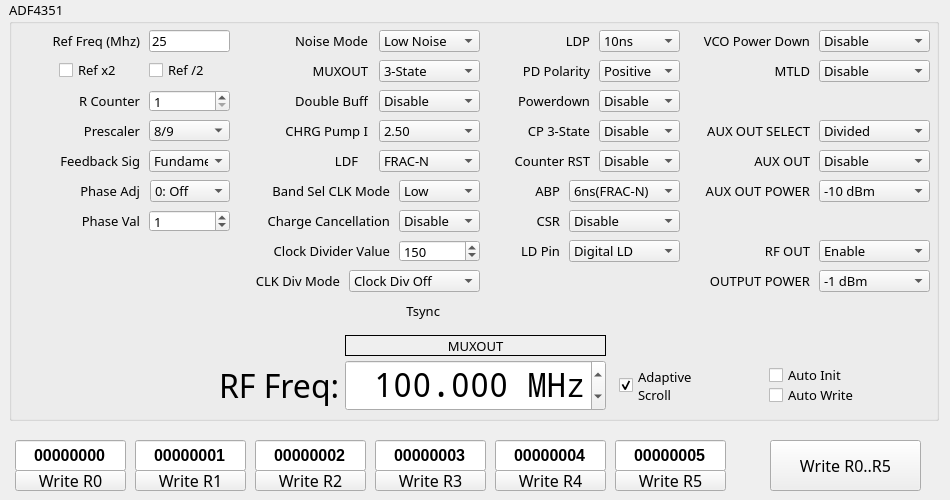
First picture: the form in qtgui/usbio.ui, repository Ho-Ro/adf4351, before the edit.
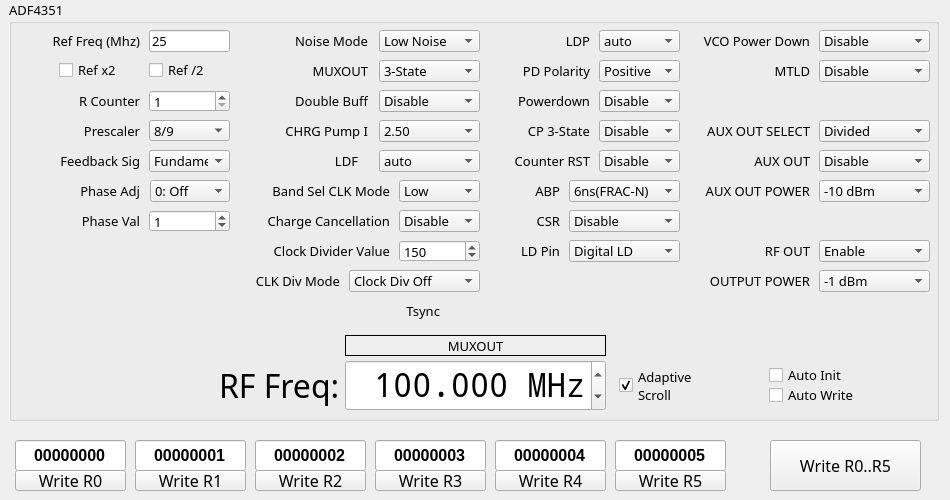
Second picture: the form after the edit. Icons and pictures are not drawn.

```diff
--- a/qtgui/usbio.ui
+++ b/qtgui/usbio.ui
@@ -365,6 +365,11 @@
        <height>22</height>
       </rect>
      </property>
+     <item>
+      <property name="text">
+       <string>auto</string>
+      </property>
+     </item>
      <item>
       <property name="text">
        <string>FRAC-N</string>
@@ -385,6 +390,11 @@
        <height>22</height>
       </rect>
      </property>
+     <item>
+      <property name="text">
+       <string>auto</string>
+      </property>
+     </item>
      <item>
       <property name="text">
        <string>10ns</string>
```
